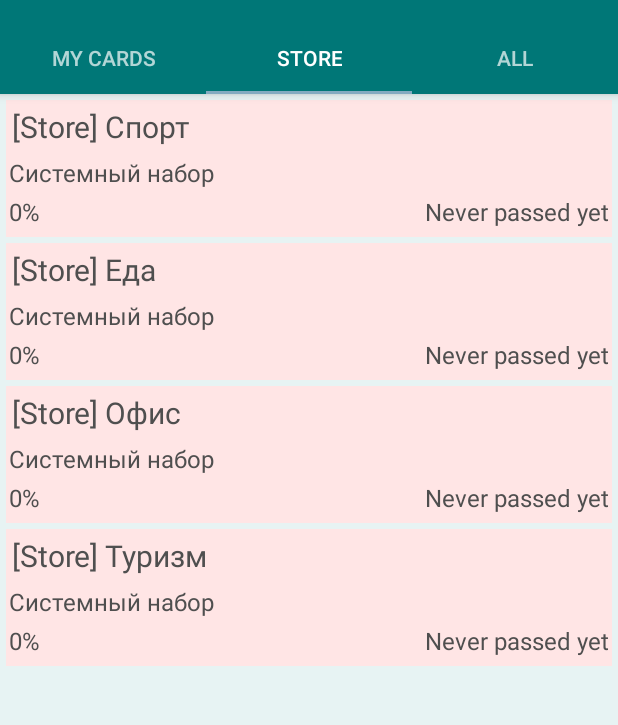
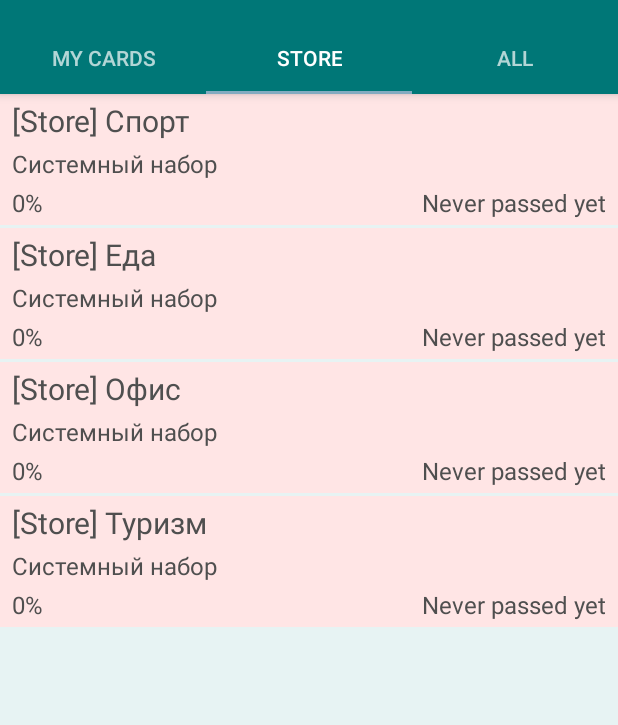
Before and after one commit to viacheslav-chugunov/daily-cards, an Android app: the screen it shows after launch (HomeActivity), tab 2 chosen, on a phone screen of 412 x 824 dp, the part 62-787 px from its top. Run offline under Robolectric (Android 15) with nearby library versions, the phone set to English and light mode, and no system bars; Roboto replaces fonts that are not available here.

Commit message:
Little fixes
Fixed screen rotation bugs
Updated UI display

```diff
--- a/app/src/main/java/io/dailycards/fragment/EditionFragment.kt
+++ b/app/src/main/java/io/dailycards/fragment/EditionFragment.kt
@@ -34,10 +34,10 @@ class EditionFragment : Fragment() {
         edition_done_button.setOnClickListener { listener?.onClickDoneButton() }
     }
 
-    fun setCardContent(cardContent: List<Pair<String, String>>) {
+    fun setCardContent(cardContent: Collection<Pair<String, String>>) {
         listener?.let {
             (childFragmentManager.findFragmentById(R.id.edition_recycler_view)
-                    as RecyclerViewFragment).setAdapter(QuestionAnswerAdapter(cardContent))
+                    as RecyclerViewFragment).setAdapter(QuestionAnswerAdapter(cardContent.toList()))
         }
     }
 }
--- a/app/src/main/java/io/dailycards/tools/db/DB.kt
+++ b/app/src/main/java/io/dailycards/tools/db/DB.kt
@@ -50,7 +50,7 @@ class DB(val context: Context) {
         dbHelper.close()
     }
 
-    fun insert(title: String, description: String, cardContent: List<Pair<String, String>>,
+    fun insert(title: String, description: String, cardContent: Collection<Pair<String, String>>,
                lastDate: String = context.getString(R.string.never_passed), accuracy: Int = 0, store: Boolean = false) : Boolean {
         if (!contains(TITLE, title)) {
             setMode(Mode.WRITABLE)
--- a/app/src/main/java/io/dailycards/tools/filter.kt
+++ b/app/src/main/java/io/dailycards/tools/filter.kt
@@ -42,7 +42,7 @@ fun getCardContent(questions: List<String>, answers: List<String>) : List<Pair<S
     return cardContent
 }
 
-fun getQuestionsAnswersPair(cardContent: List<Pair<String, String>>) : Pair<List<String>, List<String>> {
+fun getQuestionsAnswersPair(cardContent: Collection<Pair<String, String>>) : Pair<List<String>, List<String>> {
     val questions = mutableListOf<String>()
     val answers = mutableListOf<String>()
     for (cardContentItem in cardContent) {
--- a/app/src/main/res/values/styles.xml
+++ b/app/src/main/res/values/styles.xml
@@ -12,35 +12,34 @@
         <item name="android:textColor">@color/text_color</item>
     </style>
 
-    <style name="BaseText">
+    <style name="BaseMargin">
+        <item name="android:layout_marginStart">8dp</item>
+        <item name="android:layout_marginEnd">8dp</item>
+        <item name="android:layout_marginTop">4dp</item>
+    </style>
+
+    <style name="BaseText" parent="BaseMargin">
         <item name="android:textSize">20sp</item>
-        <item name="android:layout_margin">4dp</item>
         <item name="android:textColor">@color/text_color</item>
     </style>
 
-    <style name="SubText">
+    <style name="SubText" parent="BaseMargin">
         <item name="android:textSize">16sp</item>
-        <item name="android:layout_margin">2dp</item>
         <item name="android:textColor">@color/text_color</item>
     </style>
 
-    <style name="BaseEditText">
+    <style name="BaseEditText" parent="BaseMargin">
         <item name="android:textSize">20sp</item>
-        <item name="android:layout_marginTop">8dp</item>
-        <item name="android:layout_marginStart">8dp</item>
-        <item name="android:layout_marginEnd">8dp</item>
         <item name="android:textColor">@color/text_color</item>
     </style>
 
     <style name="RecyclerViewItemLayout">
-        <item name="android:layout_marginTop">4dp</item>
-        <item name="android:layout_marginStart">4dp</item>
-        <item name="android:layout_marginEnd">4dp</item>
+        <item name="android:layout_marginBottom">2dp</item>
     </style>
 
     <style name="FAB">
         <item name="android:layout_gravity">end|bottom</item>
-        <item name="android:layout_margin">8dp</item>
+        <item name="android:layout_margin">16dp</item>
         <item name="android:clickable">true</item>
         <item name="android:layout_width">wrap_content</item>
         <item name="android:layout_height">wrap_content</item>
```
Also changed, not shown: app/src/main/java/io/dailycards/activity/abs/EditionActivity.kt (+17 -6 lines), app/src/main/java/io/dailycards/fragment/CardFragment.kt (+18 -12 lines), app/src/main/java/io/dailycards/tools/SavedState.kt (added, +14 -0 lines).
